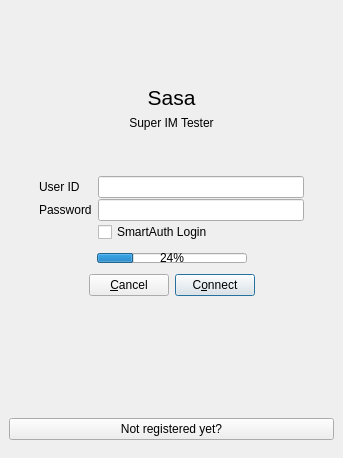
muminoff/sasa, file ui/main.ui: the form before one commit.
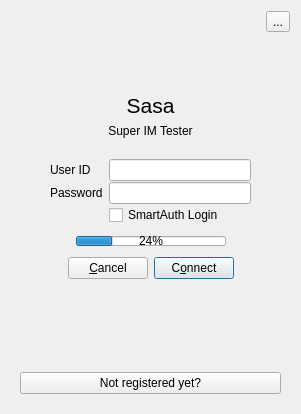
The form after the commit.

Commit message: Added settings dialog; resource file

Diff of the .ui file:
```diff
--- a/ui/main.ui
+++ b/ui/main.ui
@@ -6,18 +6,39 @@
    <rect>
     <x>0</x>
     <y>0</y>
-    <width>343</width>
-    <height>458</height>
+    <width>301</width>
+    <height>414</height>
    </rect>
   </property>
   <property name="windowTitle">
    <string>Sasa</string>
   </property>
-  <layout class="QGridLayout" name="gridLayout_4">
-   <property name="margin">
-    <number>0</number>
-   </property>
-   <item row="0" column="0">
+  <layout class="QVBoxLayout" name="verticalLayout_4">
+   <item>
+    <layout class="QHBoxLayout" name="horizontalLayout_7">
+     <item>
+      <spacer name="horizontalSpacer_9">
+       <property name="orientation">
+        <enum>Qt::Horizontal</enum>
+       </property>
+       <property name="sizeHint" stdset="0">
+        <size>
+         <width>40</width>
+         <height>20</height>
+        </size>
+       </property>
+      </spacer>
+     </item>
+     <item>
+      <widget class="QToolButton" name="tb_settings">
+       <property name="text">
+        <string>...</string>
+       </property>
+      </widget>
+     </item>
+    </layout>
+   </item>
+   <item>
     <widget class="QStackedWidget" name="stacked_widget">
      <property name="currentIndex">
       <number>0</number>
```
Left out of the diff: 16 changed lines with no effect on the pictures. The commit also changes 11 other files.
